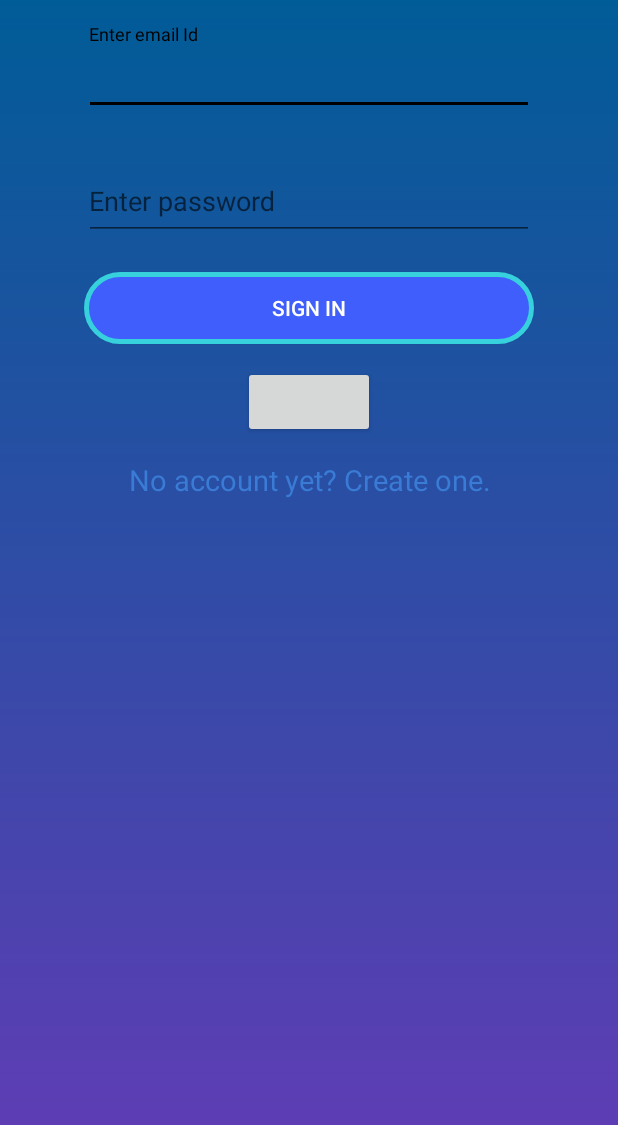
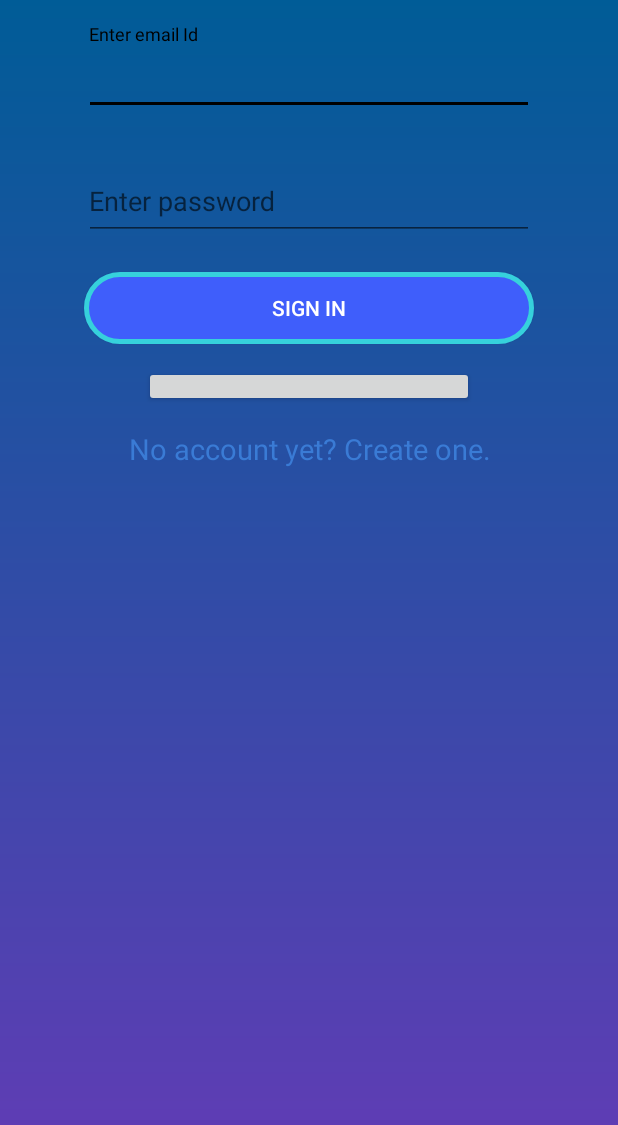
Before and after one commit to HUNTERWA/Astute15, an Android app: the LogIn screen opened directly, with no data from a screen before it, on a phone screen of 412 x 824 dp. Shown: the top 1125 px of the screen. Run offline under Robolectric (Android 15) with nearby library versions, the phone set to English and light mode, and no system bars; our stand-ins replace Volley; libraries missing offline, so code that uses them is left out: com.facebook, com.facebook.login; plain views replace LoginButton; pictures from the network do not load; 6 statements that could not run were skipped.

```diff
--- a/app/src/main/java/com/ats/rohit/astutes/LogIn.java
+++ b/app/src/main/java/com/ats/rohit/astutes/LogIn.java
@@ -74,7 +74,9 @@ public class LogIn extends AppCompatActivity //implements GoogleApiClient.OnConn
 
         callbackManager=CallbackManager.Factory.create();
         LoginButton loginButton=findViewById(R.id.login_button);
-        loginButton.setReadPermissions(Arrays.asList("public_profile","email","user_birthday","user_friends"));
+        //loginButton.setReadPermissions(Arrays.asList("public_profile","email","user_birthday","user_friends"));
+        loginButton.setReadPermissions(Arrays.asList("public_profile","email"));
+
 
 
         emId=findViewById(R.id.emID);
@@ -192,7 +194,7 @@ public class LogIn extends AppCompatActivity //implements GoogleApiClient.OnConn
             //Picasso.with(this).load(profile_picture.toString).into(imageView);
             fEmailId=object.getString("email");
             Log.d("emailIs",fEmailId);
-            Log.d("birthDayIs",object.getString("birthday"));
+            Log.d("public_profile",object.getString("public_profile"));
             /*Log.d("nameIs",object.getString("first_name"));
             Log.d("lastNameIs",object.getString("last_name"));
             Log.d("Gender",object.getString("gender"));*/
--- a/app/src/main/java/com/ats/rohit/astutes/SplashScreen.java
+++ b/app/src/main/java/com/ats/rohit/astutes/SplashScreen.java
@@ -35,7 +35,7 @@ public class SplashScreen extends AppCompatActivity
         tagLine=findViewById(R.id.tagLine);
         tagLine.animate().translationX(1000).setDuration(0);
 
-        //printKeyHash();  sha key for facebook login
+        printKeyHash();  //sha key for facebook login
 
         //Code for Main Text view
         Thread thread=new Thread()
@@ -90,7 +90,7 @@ public class SplashScreen extends AppCompatActivity
 
     }
 
-    /*private void printKeyHash()
+    private void printKeyHash()
     {
         try
         {
@@ -110,6 +110,6 @@ public class SplashScreen extends AppCompatActivity
         {
             e.printStackTrace();
         }
-    }*/
+    }
 
 }
--- a/app/src/main/java/com/ats/rohit/astutes/VideoList.java
+++ b/app/src/main/java/com/ats/rohit/astutes/VideoList.java
@@ -138,7 +138,6 @@ public class VideoList extends AppCompatActivity
 
         class ViewHolder extends RecyclerView.ViewHolder
         {
-
             ImageView imageView;
             TextView title;
             TextView description;
--- a/app/src/main/res/layout/activity_log_in.xml
+++ b/app/src/main/res/layout/activity_log_in.xml
@@ -70,8 +70,8 @@
 
     <com.facebook.login.widget.LoginButton
         android:id="@+id/login_button"
-        android:layout_width="wrap_content"
-        android:layout_height="wrap_content"
+        android:layout_width="220dp"
+        android:layout_height="27dp"
         android:layout_margin="7dp"
         android:padding="5dp"
         android:layout_gravity="center"/>
```
Also changed, not shown: app/build.gradle (+4 -4 lines), 1 other file.
